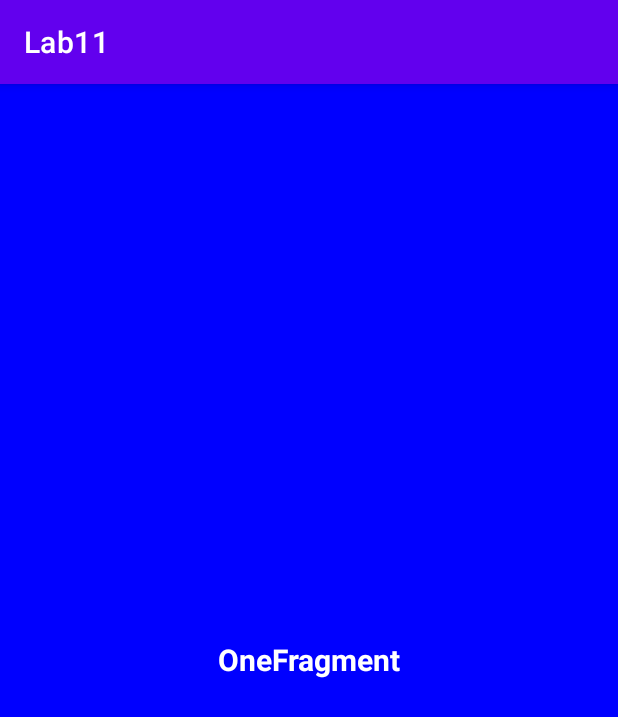
After one commit to Bullets-jyr/androidLab, an Android app: the OneFragment screen opened directly, with no data from a screen before it, on a phone screen of 412 x 824 dp. The commit adds this screen. Shown: the top 717 px of the screen. Run offline under Robolectric (Android 15) with nearby library versions, the phone set to English and light mode, and no system bars.

Commit message:
11-3-프래그먼트-액티비티처럼 동작하는 뷰

```diff
--- a/lab11/src/main/AndroidManifest.xml
+++ b/lab11/src/main/AndroidManifest.xml
@@ -7,6 +7,15 @@
         android:label="@string/app_name"
         android:supportsRtl="true"
         android:theme="@style/Theme.AndroidLab">
+        <activity
+            android:name=".test2.Test2Activity"
+            android:exported="true">
+            <intent-filter>
+                <action android:name="android.intent.action.MAIN" />
+
+                <category android:name="android.intent.category.LAUNCHER" />
+            </intent-filter>
+        </activity>
         <activity
             android:name=".test1.Test1Activity"
             android:exported="true"
--- /dev/null
+++ b/lab11/src/main/java/kr/co/bullets/lab11/OneFragment.kt
@@ -0,0 +1,20 @@
+package kr.co.bullets.lab11
+
+import android.os.Bundle
+import androidx.fragment.app.Fragment
+import android.view.LayoutInflater
+import android.view.View
+import android.view.ViewGroup
+import kr.co.bullets.lab11.databinding.FragmentOneBinding
+
+class OneFragment : Fragment() {
+
+    override fun onCreateView(
+        inflater: LayoutInflater, container: ViewGroup?,
+        savedInstanceState: Bundle?
+    ): View? {
+        // Inflate the layout for this fragment
+        val binding = FragmentOneBinding.inflate(inflater, container, false)
+        return binding.root
+    }
+}
--- /dev/null
+++ b/lab11/src/main/java/kr/co/bullets/lab11/test2/Test2Activity.kt
@@ -0,0 +1,21 @@
+package kr.co.bullets.lab11.test2
+
+import androidx.appcompat.app.AppCompatActivity
+import android.os.Bundle
+import kr.co.bullets.lab11.OneFragment
+import kr.co.bullets.lab11.R
+import kr.co.bullets.lab11.databinding.ActivityTest2Binding
+
+class Test2Activity : AppCompatActivity() {
+    override fun onCreate(savedInstanceState: Bundle?) {
+        super.onCreate(savedInstanceState)
+        val binding = ActivityTest2Binding.inflate(layoutInflater)
+        setContentView(binding.root)
+
+        val fragment = OneFragment()
+        val manager = supportFragmentManager
+        val transaction = manager.beginTransaction()
+        transaction.add(R.id.fragment_content, fragment)
+        transaction.commit()
+    }
+}
--- /dev/null
+++ b/lab11/src/main/res/layout/activity_test2.xml
@@ -0,0 +1,10 @@
+<?xml version="1.0" encoding="utf-8"?>
+<LinearLayout xmlns:android="http://schemas.android.com/apk/res/android"
+    xmlns:app="http://schemas.android.com/apk/res-auto"
+    xmlns:tools="http://schemas.android.com/tools"
+    android:layout_width="match_parent"
+    android:layout_height="match_parent"
+    android:orientation="vertical"
+    android:id="@+id/fragment_content">
+
+</LinearLayout>
--- /dev/null
+++ b/lab11/src/main/res/layout/fragment_one.xml
@@ -0,0 +1,19 @@
+<?xml version="1.0" encoding="utf-8"?>
+<LinearLayout xmlns:android="http://schemas.android.com/apk/res/android"
+    xmlns:tools="http://schemas.android.com/tools"
+    android:layout_width="match_parent"
+    android:layout_height="match_parent"
+    android:orientation="vertical">
+
+    <TextView
+        android:id="@+id/fragment_textView"
+        android:layout_width="match_parent"
+        android:layout_height="match_parent"
+        android:text="OneFragment"
+        android:textSize="20dp"
+        android:textStyle="bold"
+        android:gravity="center"
+        android:background="#0000FF"
+        android:textColor="#FFFFFF"/>
+
+</LinearLayout>
--- a/lab11/src/main/res/values/strings.xml
+++ b/lab11/src/main/res/values/strings.xml
@@ -1,3 +1,5 @@
 <resources>
     <string name="app_name">Lab11</string>
+    <!-- TODO: Remove or change this placeholder text -->
+    <string name="hello_blank_fragment">Hello blank fragment</string>
 </resources>
```
